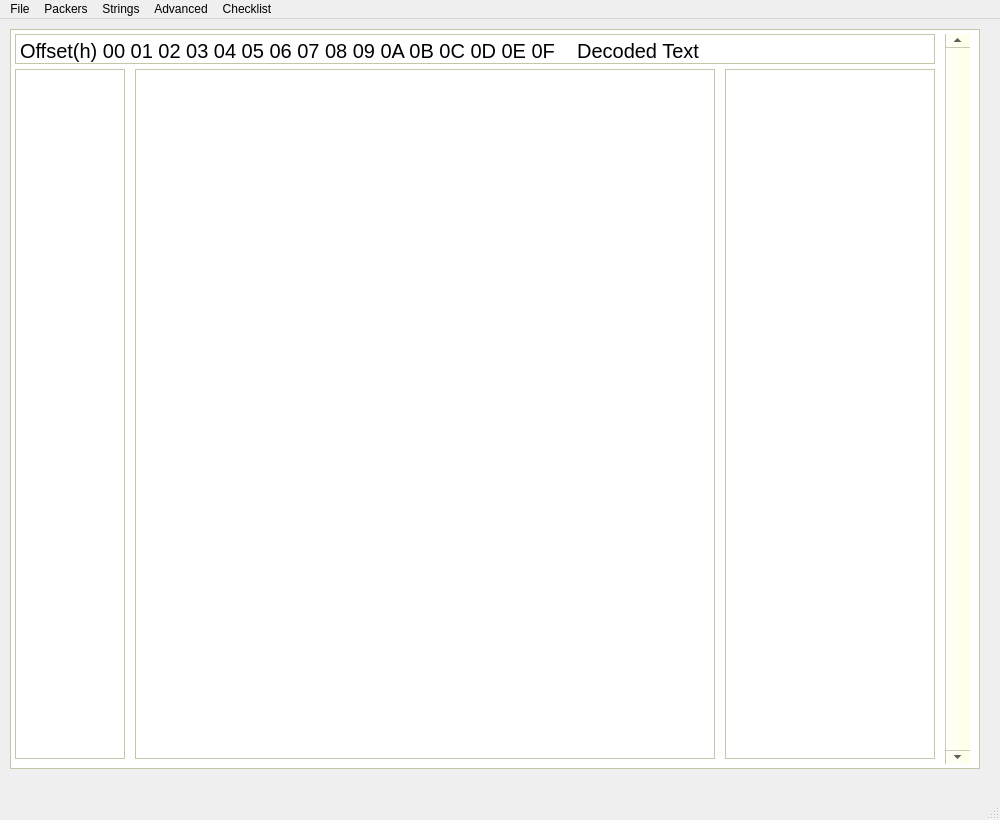
The window that mainwindow.ui (briantobin256/Static-File-Analysis-Tool) describes before a commit, drawn with Qt 5.
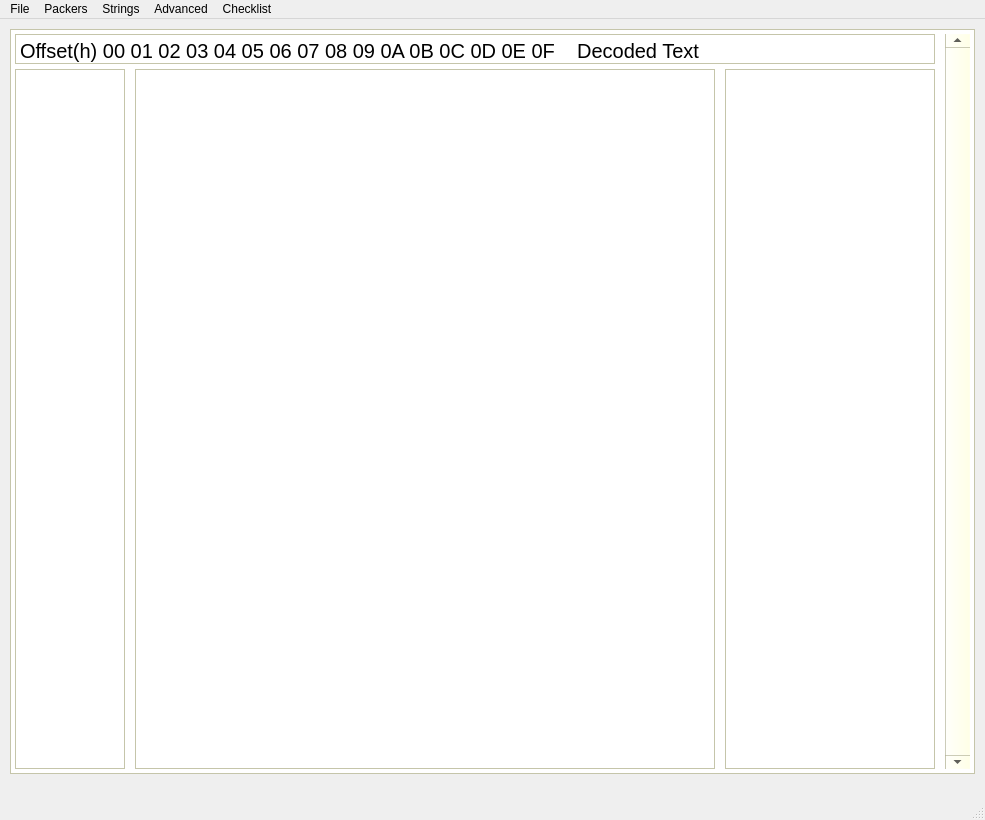
The same window after the commit.

Commit message: hex editing can now edit files from the hex column

What changed in the file:
```diff
--- a/mainwindow.ui
+++ b/mainwindow.ui
@@ -6,19 +6,19 @@
    <rect>
     <x>0</x>
     <y>0</y>
-    <width>1000</width>
+    <width>985</width>
     <height>820</height>
    </rect>
   </property>
   <property name="minimumSize">
    <size>
-    <width>1000</width>
+    <width>985</width>
     <height>820</height>
    </size>
   </property>
   <property name="maximumSize">
    <size>
-    <width>1000</width>
+    <width>1500</width>
     <height>820</height>
    </size>
   </property>
@@ -31,19 +31,19 @@
      <rect>
       <x>0</x>
       <y>0</y>
-      <width>1000</width>
+      <width>985</width>
       <height>770</height>
      </rect>
     </property>
     <property name="minimumSize">
      <size>
-      <width>1000</width>
+      <width>985</width>
       <height>770</height>
      </size>
     </property>
     <property name="maximumSize">
      <size>
-      <width>1000</width>
+      <width>985</width>
       <height>770</height>
      </size>
     </property>
@@ -913,7 +913,7 @@
         <x>945</x>
         <y>15</y>
         <width>25</width>
-        <height>730</height>
+        <height>735</height>
        </rect>
       </property>
       <property name="minimumSize">
@@ -944,7 +944,7 @@
         <x>15</x>
         <y>50</y>
         <width>110</width>
-        <height>690</height>
+        <height>700</height>
        </rect>
       </property>
       <property name="verticalScrollBarPolicy">
@@ -984,13 +984,13 @@
 &lt;p style=&quot; margin-top:0px; margin-bottom:0px; margin-left:0px; margin-right:0px; -qt-block-indent:0; text-indent:0px;&quot;&gt;&lt;span style=&quot; font-family:'courier'; font-size:20px;&quot;&gt;Offset(h) 00 01 02 03 04 05 06 07 08 09 0A 0B 0C 0D 0E 0F    Decoded Text&lt;/span&gt;&lt;/p&gt;&lt;/body&gt;&lt;/html&gt;</string>
       </property>
      </widget>
-     <widget class="QTextEdit" name="hexByteDisplay">
+     <widget class="QPlainTextEdit" name="hexByteDisplay">
       <property name="geometry">
        <rect>
         <x>135</x>
         <y>50</y>
         <width>580</width>
-        <height>690</height>
+        <height>700</height>
        </rect>
       </property>
       <property name="verticalScrollBarPolicy">
@@ -999,13 +999,6 @@
       <property name="horizontalScrollBarPolicy">
        <enum>Qt::ScrollBarAlwaysOff</enum>
       </property>
-      <property name="html">
-       <string>&lt;!DOCTYPE HTML PUBLIC &quot;-//W3C//DTD HTML 4.0//EN&quot; &quot;http://www.w3.org/TR/REC-html40/strict.dtd&quot;&gt;
-&lt;html&gt;&lt;head&gt;&lt;meta name=&quot;qrichtext&quot; content=&quot;1&quot; /&gt;&lt;style type=&quot;text/css&quot;&gt;
-p, li { white-space: pre-wrap; }
-&lt;/style&gt;&lt;/head&gt;&lt;body style=&quot; font-family:'MS Shell Dlg 2'; font-size:8pt; font-weight:400; font-style:normal;&quot;&gt;
-&lt;p style=&quot;-qt-paragraph-type:empty; margin-top:0px; margin-bottom:0px; margin-left:0px; margin-right:0px; -qt-block-indent:0; text-indent:0px;&quot;&gt;&lt;br /&gt;&lt;/p&gt;&lt;/body&gt;&lt;/html&gt;</string>
-      </property>
      </widget>
      <widget class="QTextEdit" name="hexTextDisplay">
       <property name="geometry">
@@ -1013,7 +1006,7 @@
         <x>725</x>
         <y>50</y>
         <width>210</width>
-        <height>690</height>
+        <height>700</height>
        </rect>
       </property>
       <property name="verticalScrollBarPolicy">
@@ -1035,8 +1028,8 @@
        <rect>
         <x>10</x>
         <y>10</y>
-        <width>970</width>
-        <height>740</height>
+        <width>965</width>
+        <height>745</height>
        </rect>
       </property>
      </widget>
@@ -1438,7 +1431,7 @@
     <rect>
      <x>0</x>
      <y>0</y>
-     <width>1000</width>
+     <width>985</width>
      <height>31</height>
     </rect>
    </property>
```
Left out of the diff: 40 changed lines with no effect on the pictures. The commit also changes 2 other files.
